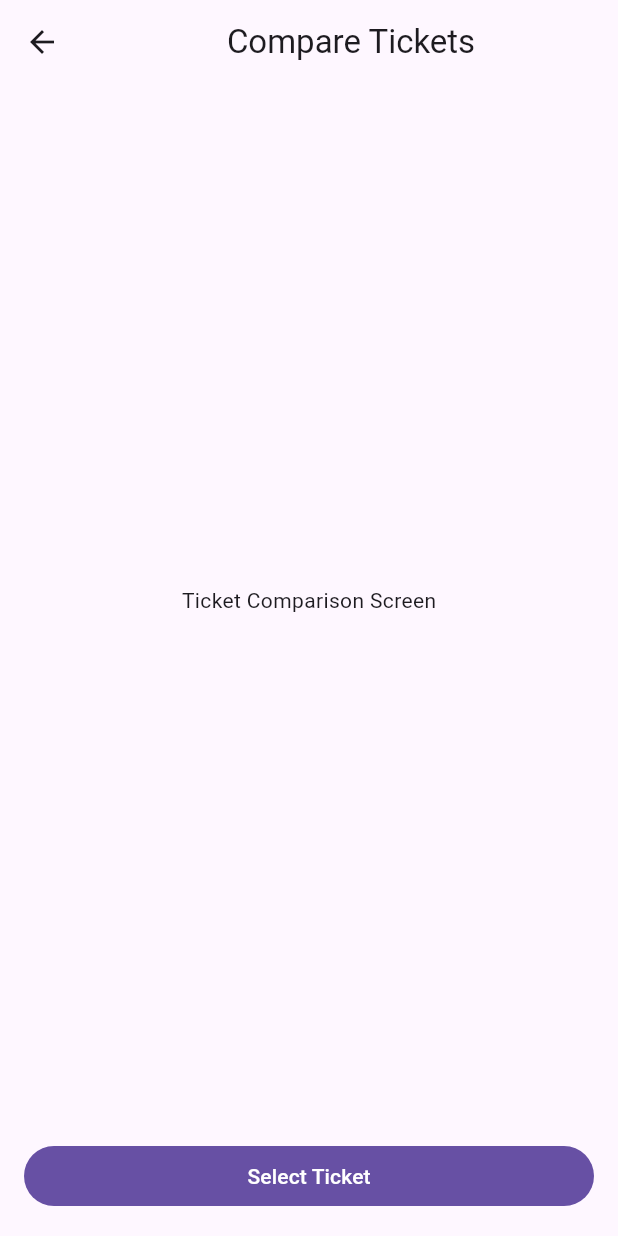
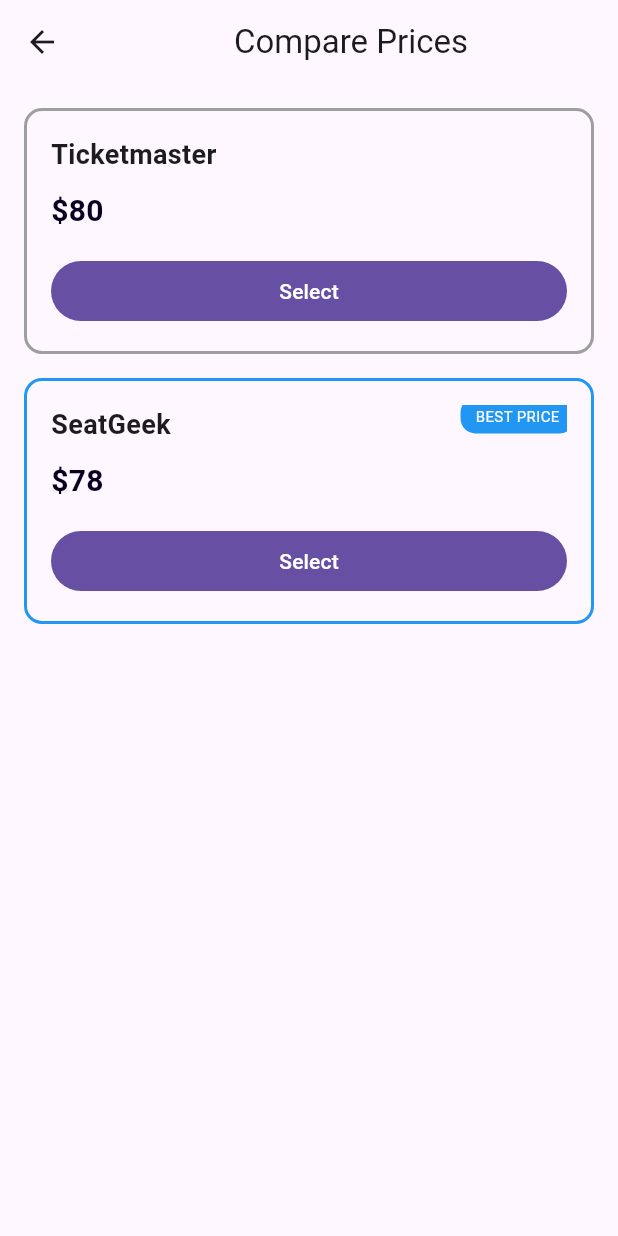
Before and after one commit to pujan89/Event-Scout-App, a Flutter app: the TicketComparisonScreen screen opened directly, on a phone screen of 412 x 824 dp. Run offline on Flutter 3.47's test engine with Material 3 defaults, Android fonts, the light colour scheme and no system bars.

Commit message:
Add Ticket Comparison UI with provider cards, best price highlight, and working select buttons

```diff
--- a/lib/screens/admin_dashboard.dart
+++ b/lib/screens/admin_dashboard.dart
@@ -99,7 +99,7 @@
       width: 150,
       padding: EdgeInsets.all(16),
       decoration: BoxDecoration(
-        color: Colors.blue.shade100,
+        color: const Color.fromRGBO(187, 222, 251, 1),
         borderRadius: BorderRadius.circular(12),
       ),
       child: Column(
--- a/lib/screens/payment_screen.dart
+++ b/lib/screens/payment_screen.dart
@@ -2,6 +2,9 @@
 import './confirmation_screen.dart';
 
 class PaymentScreen extends StatelessWidget {
+  final Map<String, dynamic> ticket;
+
+  const PaymentScreen({super.key, required this.ticket});
 
   void goToConfirmation(BuildContext context) {
     Navigator.push(
@@ -13,9 +16,7 @@
   @override
   Widget build(BuildContext context) {
     return Scaffold(
-      appBar: AppBar(
-        title: Center(child: Text('Payment')),
-      ),
+      appBar: AppBar(title: Center(child: Text('Payment'))),
       body: Padding(
         padding: EdgeInsets.all(16),
         child: Center(child: Text('Payment Screen')),
--- a/lib/screens/ticket_comp_screen.dart
+++ b/lib/screens/ticket_comp_screen.dart
@@ -2,29 +2,106 @@
 import './payment_screen.dart';
 
 class TicketComparisonScreen extends StatelessWidget {
+  const TicketComparisonScreen({super.key});
 
-  void goToPayment(BuildContext context) {
+  final List<Map<String, dynamic>> tickets = const [
+    {"provider": "Ticketmaster", "price": 80},
+    {"provider": "SeatGeek", "price": 78},
+  ];
+
+  void goToPayment(BuildContext context, Map<String, dynamic> ticket) {
     Navigator.push(
       context,
-      MaterialPageRoute(builder: (context) => PaymentScreen()),
+      MaterialPageRoute(builder: (context) => PaymentScreen(ticket: ticket)),
     );
   }
 
   @override
   Widget build(BuildContext context) {
+    // Find lowest price
+    double lowestPrice = tickets
+        .map((t) => t['price'] as num)
+        .reduce((a, b) => a < b ? a : b)
+        .toDouble();
+
     return Scaffold(
-      appBar: AppBar(
-        title: Center(child: Text('Compare Tickets')),
-      ),
+      appBar: AppBar(title: const Center(child: Text('Compare Prices'))),
       body: Padding(
-        padding: EdgeInsets.all(16),
-        child: Center(child: Text('Ticket Comparison Screen')),
-      ),
-      bottomNavigationBar: Padding(
-        padding: EdgeInsets.all(16),
-        child: FilledButton(
-          onPressed: () => goToPayment(context),
-          child: Text('Select Ticket'),
+        padding: const EdgeInsets.all(16),
+        child: Column(
+          children: tickets.map((ticket) {
+            bool isBest = ticket['price'] == lowestPrice;
+
+            return Container(
+              margin: const EdgeInsets.only(bottom: 16),
+              padding: const EdgeInsets.all(16),
+              decoration: BoxDecoration(
+                border: Border.all(
+                  color: isBest ? Colors.blue : Colors.grey,
+                  width: 2,
+                ),
+                borderRadius: BorderRadius.circular(12),
+              ),
+              child: Stack(
+                children: [
+                  Column(
+                    crossAxisAlignment: CrossAxisAlignment.start,
+                    children: [
+                      Text(
+                        ticket['provider'],
+                        style: const TextStyle(
+                          fontSize: 18,
+                          fontWeight: FontWeight.bold,
+                        ),
+                      ),
+
+                      const SizedBox(height: 10),
+
+                      Text(
+                        "\$${ticket['price']}",
+                        style: const TextStyle(
+                          fontSize: 20,
+                          color: Color.fromARGB(255, 9, 0, 33),
+                          fontWeight: FontWeight.bold,
+                        ),
+                      ),
+
+                      const SizedBox(height: 15),
+
+                      SizedBox(
+                        width: double.infinity,
+                        child: FilledButton(
+                          onPressed: () => goToPayment(context, ticket),
+                          child: const Text("Select"),
+                        ),
+                      ),
+                    ],
+                  ),
+
+                  // BEST PRICE LABEL
+                  if (isBest)
+                    Positioned(
+                      top: -5,
+                      right: -5,
+                      child: Container(
+                        padding: const EdgeInsets.symmetric(
+                          horizontal: 10,
+                          vertical: 5,
+                        ),
+                        decoration: BoxDecoration(
+                          color: Colors.blue,
+                          borderRadius: BorderRadius.circular(10),
+                        ),
+                        child: const Text(
+                          "BEST PRICE",
+                          style: TextStyle(color: Colors.white, fontSize: 10),
+                        ),
+                      ),
+                    ),
+                ],
+              ),
+            );
+          }).toList(),
         ),
       ),
     );
```
Also changed, not shown: pubspec.lock.
